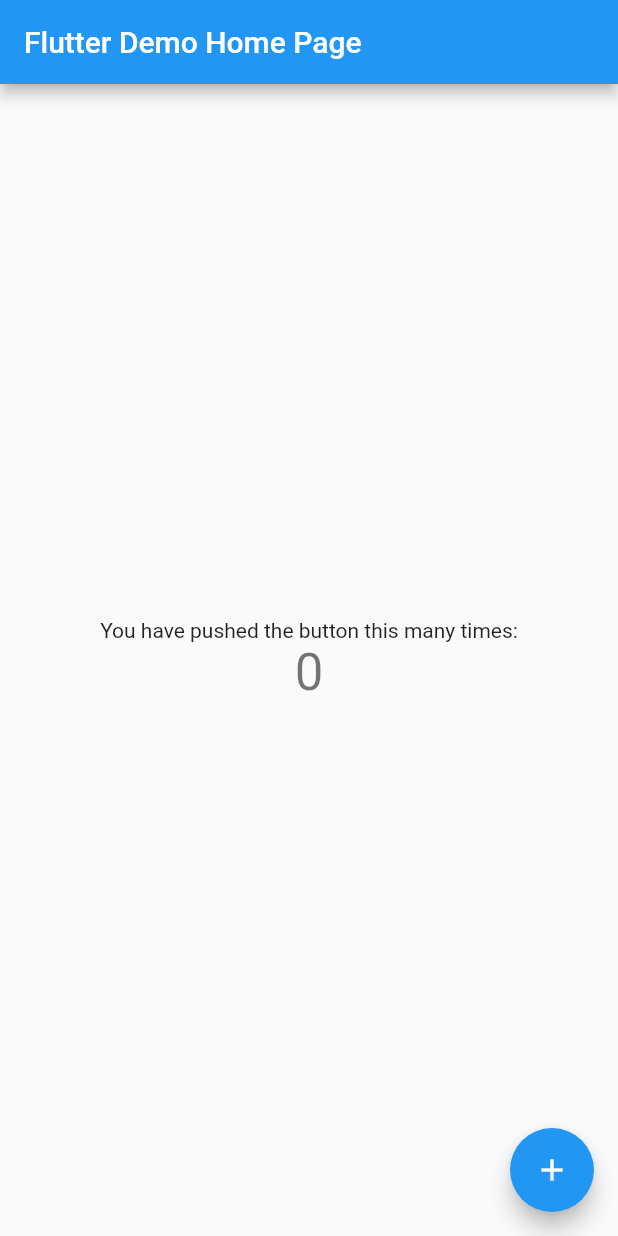
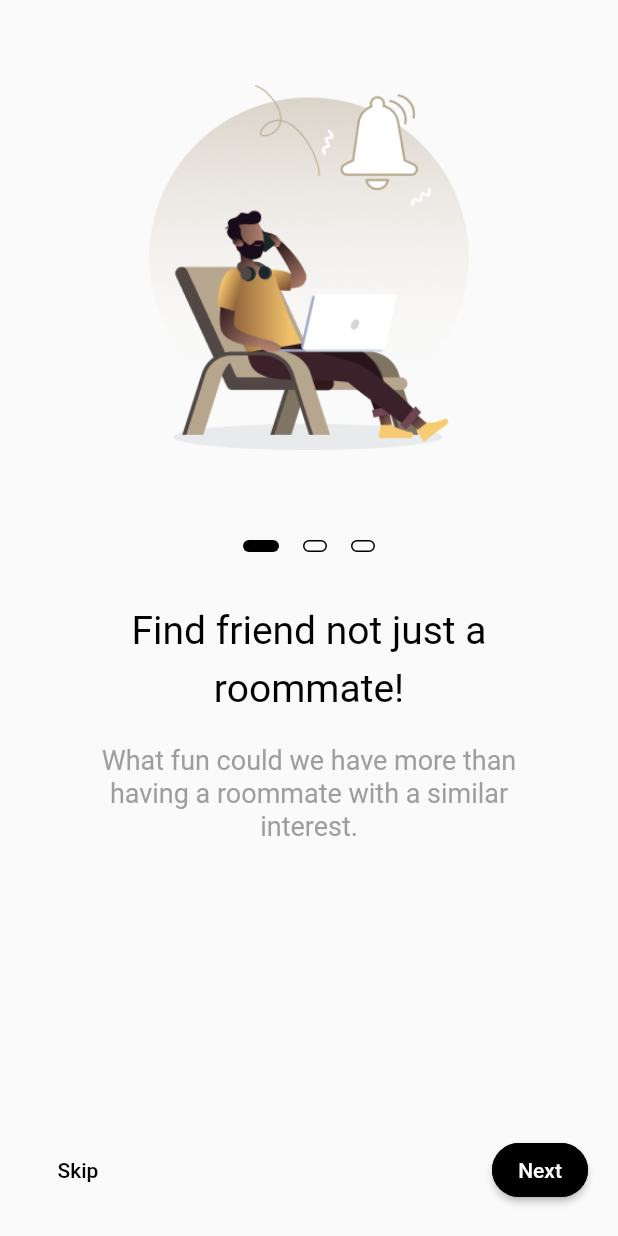
Before and after one commit to akksro/Optimus, a Flutter app: the screen it shows after launch, on a phone screen of 412 x 824 dp. Run offline on Flutter 3.47's test engine with Material 2 defaults, Android fonts, the light colour scheme and no system bars; Roboto replaces fonts that are missing (CM Sans Serif, Poppins).

Commit message:
Implemented the onboarding screen and its related implementation

```diff
--- a/lib/main.dart
+++ b/lib/main.dart
@@ -1,115 +1,18 @@
 import 'package:flutter/material.dart';
+import 'package:optimus/resources/resources.dart';
+import 'package:optimus/views/pages/onboarding_page.dart';
 
-void main() {
-  runApp(const MyApp());
-}
+void main() => runApp(const MainApp());
 
-class MyApp extends StatelessWidget {
-  const MyApp({Key? key}) : super(key: key);
+class MainApp extends StatelessWidget {
+  const MainApp({Key? key}) : super(key: key);
 
-  // This widget is the root of your application.
   @override
   Widget build(BuildContext context) {
-    return MaterialApp(
-      title: 'Flutter Demo',
-      theme: ThemeData(
-        // This is the theme of your application.
-        //
-        // Try running your application with "flutter run". You'll see the
-        // application has a blue toolbar. Then, without quitting the app, try
-        // changing the primarySwatch below to Colors.green and then invoke
-        // "hot reload" (press "r" in the console where you ran "flutter run",
-        // or simply save your changes to "hot reload" in a Flutter IDE).
-        // Notice that the counter didn't reset back to zero; the application
-        // is not restarted.
-        primarySwatch: Colors.blue,
-      ),
-      home: const MyHomePage(title: 'Flutter Demo Home Page'),
+    return const MaterialApp(
+      title: Constants.appName,
+      debugShowCheckedModeBanner: false,
+      home: OnboardingPage(),
     );
   }
 }
-
-class MyHomePage extends StatefulWidget {
-  const MyHomePage({Key? key, required this.title}) : super(key: key);
-
-  // This widget is the home page of your application. It is stateful, meaning
-  // that it has a State object (defined below) that contains fields that affect
-  // how it looks.
-
-  // This class is the configuration for the state. It holds the values (in this
-  // case the title) provided by the parent (in this case the App widget) and
-  // used by the build method of the State. Fields in a Widget subclass are
-  // always marked "final".
-
-  final String title;
-
-  @override
-  State<MyHomePage> createState() => _MyHomePageState();
-}
-
-class _MyHomePageState extends State<MyHomePage> {
-  int _counter = 0;
-
-  void _incrementCounter() {
-    setState(() {
-      // This call to setState tells the Flutter framework that something has
-      // changed in this State, which causes it to rerun the build method below
-      // so that the display can reflect the updated values. If we changed
-      // _counter without calling setState(), then the build method would not be
-      // called again, and so nothing would appear to happen.
-      _counter++;
-    });
-  }
-
-  @override
-  Widget build(BuildContext context) {
-    // This method is rerun every time setState is called, for instance as done
-    // by the _incrementCounter method above.
-    //
-    // The Flutter framework has been optimized to make rerunning build methods
-    // fast, so that you can just rebuild anything that needs updating rather
-    // than having to individually change instances of widgets.
-    return Scaffold(
-      appBar: AppBar(
-        // Here we take the value from the MyHomePage object that was created by
-        // the App.build method, and use it to set our appbar title.
-        title: Text(widget.title),
-      ),
-      body: Center(
-        // Center is a layout widget. It takes a single child and positions it
-        // in the middle of the parent.
-        child: Column(
-          // Column is also a layout widget. It takes a list of children and
-          // arranges them vertically. By default, it sizes itself to fit its
-          // children horizontally, and tries to be as tall as its parent.
-          //
-          // Invoke "debug painting" (press "p" in the console, choose the
-          // "Toggle Debug Paint" action from the Flutter Inspector in Android
-          // Studio, or the "Toggle Debug Paint" command in Visual Studio Code)
-          // to see the wireframe for each widget.
-          //
-          // Column has various properties to control how it sizes itself and
-          // how it positions its children. Here we use mainAxisAlignment to
-          // center the children vertically; the main axis here is the vertical
-          // axis because Columns are vertical (the cross axis would be
-          // horizontal).
-          mainAxisAlignment: MainAxisAlignment.center,
-          children: <Widget>[
-            const Text(
-              'You have pushed the button this many times:',
-            ),
-            Text(
-              '$_counter',
-              style: Theme.of(context).textTheme.headline4,
-            ),
-          ],
-        ),
-      ),
-      floatingActionButton: FloatingActionButton(
-        onPressed: _incrementCounter,
-        tooltip: 'Increment',
-        child: const Icon(Icons.add),
-      ), // This trailing comma makes auto-formatting nicer for build methods.
-    );
-  }
-}
--- a/lib/models/models.dart
+++ b/lib/models/models.dart
@@ -1,2 +1,3 @@
 export './stastics.dart';
 export './user.dart';
+export './onboarding.dart';
--- /dev/null
+++ b/lib/models/onboarding.dart
@@ -0,0 +1,15 @@
+import 'package:flutter/material.dart';
+
+class Onboarding {
+  String title;
+  String image;
+  String description;
+  Color background;
+
+  Onboarding({
+    required this.title,
+    required this.image,
+    required this.description,
+    required this.background,
+  });
+}
--- a/lib/resources/strings.dart
+++ b/lib/resources/constants.dart
@@ -1,5 +1,6 @@
-class Strings {
+class Constants {
   // General Stirngs
+  static const String appName = 'Optimus';
   static const String ok = 'OK';
   static const String cancel = 'Cancel';
 }
--- /dev/null
+++ b/lib/resources/resources.dart
@@ -0,0 +1,4 @@
+export './colours.dart';
+export './constants.dart';
+export './dimes.dart';
+export './styles.dart';
--- /dev/null
+++ b/lib/views/pages/dashboard.dart
@@ -0,0 +1,18 @@
+import 'package:flutter/material.dart';
+import 'package:optimus/resources/resources.dart';
+
+class Dashboard extends StatefulWidget {
+  const Dashboard({Key? key}) : super(key: key);
+
+  @override
+  State<Dashboard> createState() => _DashboardState();
+}
+
+class _DashboardState extends State<Dashboard> {
+  @override
+  Widget build(BuildContext context) {
+    return const Scaffold(
+      body: SafeArea(child: Center(child: Text("Welcome to " + Constants.appName),)),
+    );
+  }
+}
--- /dev/null
+++ b/lib/views/pages/onboarding_page.dart
@@ -0,0 +1,204 @@
+import 'package:flutter/material.dart';
+import 'package:flutter/services.dart';
+import 'package:optimus/views/pages/dashboard.dart';
+import '../../models/models.dart';
+
+class OnboardingPage extends StatefulWidget {
+  const OnboardingPage({Key? key}) : super(key: key);
+
+  @override
+  _OnboardingPageState createState() => _OnboardingPageState();
+}
+
+class _OnboardingPageState extends State<OnboardingPage> {
+  final PageController _pageController = PageController(initialPage: 0);
+  int _currentPage = 0;
+
+  List<Onboarding> screens = <Onboarding>[
+    Onboarding(
+        title: "Find friend not just a roommate!",
+        image: 'assets/images/sample.png',
+        description:
+            "What fun could we have more than having a roommate with a similar interest.",
+        background: Colors.white),
+    Onboarding(
+        title: "Looking for a safe space to leave",
+        image: 'assets/images/FadeCircle.png',
+        description: "We have ample amount of apartment waiting for you.",
+        background: Colors.white),
+    Onboarding(
+        title: "A whole lot of opportunity to find the right things",
+        image: 'assets/images/FadeCircle.png',
+        description:
+            "Provide affordable deals. Discover, chat, reach and settle in a breeze.",
+        background: Colors.white)
+  ];
+
+  List<Widget> _buildPageIndicator() {
+    List<Widget> list = [];
+    for (int i = 0; i < screens.length; i++) {
+      list.add(i == _currentPage ? _indicator(true) : _indicator(false));
+    }
+    return list;
+  }
+
+  Widget _indicator(bool isActive) {
+    return AnimatedContainer(
+        duration: const Duration(milliseconds: 150),
+        margin: const EdgeInsets.symmetric(horizontal: 8.0),
+        height: 8.0,
+        width: isActive ? 24.0 : 16.0,
+        decoration: isActive
+            ? BoxDecoration(
+                color: Colors.black,
+                borderRadius: BorderRadius.circular(100),
+              )
+            : BoxDecoration(
+                borderRadius: BorderRadius.circular(100),
+                border: Border.all(width: 1, color: Colors.black)));
+  }
+
+  _gotoDashboard() => Navigator.pushReplacement<void, void>(
+        context,
+        MaterialPageRoute<void>(
+          builder: (BuildContext context) => const Dashboard(),
+        ),
+      );
+
+  @override
+  Widget build(BuildContext context) {
+    return Scaffold(
+        body: AnnotatedRegion<SystemUiOverlayStyle>(
+            value: SystemUiOverlayStyle.dark,
+            child: SafeArea(
+              child: Padding(
+                padding: const EdgeInsets.all(20.0),
+                child: PageView.builder(
+                    itemCount: screens.length,
+                    controller: _pageController,
+                    physics: const ClampingScrollPhysics(),
+                    onPageChanged: (int index) {
+                      setState(() {
+                        _currentPage = index;
+                      });
+                    },
+                    itemBuilder: (_, index) {
+                      return Column(
+                        mainAxisAlignment: MainAxisAlignment.start,
+                        crossAxisAlignment: CrossAxisAlignment.start,
+                        mainAxisSize: MainAxisSize.min,
+                        children: <Widget>[
+                          Padding(
+                            padding: const EdgeInsets.all(30.0),
+                            child: Column(
+                              crossAxisAlignment: CrossAxisAlignment.start,
+                              children: <Widget>[
+                                Center(
+                                  child: Image(
+                                    image: AssetImage(
+                                      screens[index].image,
+                                    ),
+                                    height: 250.0,
+                                    width: 250.0,
+                                  ),
+                                ),
+                                const SizedBox(height: 40.0),
+                                Padding(
+                                  padding: const EdgeInsets.symmetric(
+                                      vertical: 20.0),
+                                  child: Row(
+                                    mainAxisAlignment: MainAxisAlignment.center,
+                                    children: _buildPageIndicator(),
+                                  ),
+                                ),
+                                const SizedBox(height: 10.0),
+                                Center(
+                                  child: Text(
+                                    screens[index].title,
+                                    textAlign: TextAlign.center,
+                                    style: const TextStyle(
+                                      color: Colors.black,
+                                      fontFamily: 'CM Sans Serif',
+                                      fontSize: 26.0,
+                                      height: 1.5,
+                                    ),
+                                  ),
+                                ),
+                                const SizedBox(height: 20.0),
+                                Center(
+                                  child: Text(
+                                    screens[index].description,
+                                    textAlign: TextAlign.center,
+                                    style: const TextStyle(
+                                      color: Colors.grey,
+                                      fontFamily: 'Poppins',
+                                      fontSize: 18.0,
+                                      height: 1.2,
+                                    ),
+                                  ),
+                                )
+                              ],
+                            ),
+                          ),
+                        ],
+                      );
+                    }),
+              ),
+            )),
+        bottomSheet: _currentPage == screens.length - 1
+            ? SizedBox(
+                height: 100.0,
+                width: double.infinity,
+                child: GestureDetector(
+                  child: Center(
+                    child: ElevatedButton(
+                        child: const Text("Get Started"),
+                        style: ButtonStyle(
+                            backgroundColor:
+                                MaterialStateProperty.all<Color>(Colors.black),
+                            shape: MaterialStateProperty.all<
+                                    RoundedRectangleBorder>(
+                                RoundedRectangleBorder(
+                                    borderRadius: BorderRadius.circular(18.0),
+                                    side: const BorderSide(
+                                        color: Colors.black)))),
+                        onPressed:  _gotoDashboard,
+                      ),
+                  ),
+                ),
+              )
+            : Padding(
+                padding: const EdgeInsets.all(20.0),
+                child: Row(
+                  crossAxisAlignment: CrossAxisAlignment.center,
+                  mainAxisAlignment: MainAxisAlignment.spaceBetween,
+                  children: [
+                    TextButton(
+                        onPressed: _gotoDashboard,
+                        child: const Text(
+                          "Skip",
+                          style: TextStyle(color: Colors.black),
+                        )),
+                    ElevatedButton(
+                      child: const Text("Next"),
+                      style: ButtonStyle(
+                          backgroundColor:
+                              MaterialStateProperty.all<Color>(Colors.black),
+                          shape:
+                              MaterialStateProperty.all<RoundedRectangleBorder>(
+                                  RoundedRectangleBorder(
+                                      borderRadius: BorderRadius.circular(18.0),
+                                      side: const BorderSide(
+                                          color: Colors.black)))),
+                      onPressed: () {
+                        _pageController.nextPage(
+                          duration: const Duration(milliseconds: 500),
+                          curve: Curves.ease,
+                        );
+                      },
+                    ),
+                  ],
+                ),
+              ));
+  }
+}
```
Also changed, not shown: pubspec.yaml (+3 -8 lines), assets/images/FadeCircle.png (added), assets/images/FadeCircle.svg (added), assets/images/sample.png (added).
